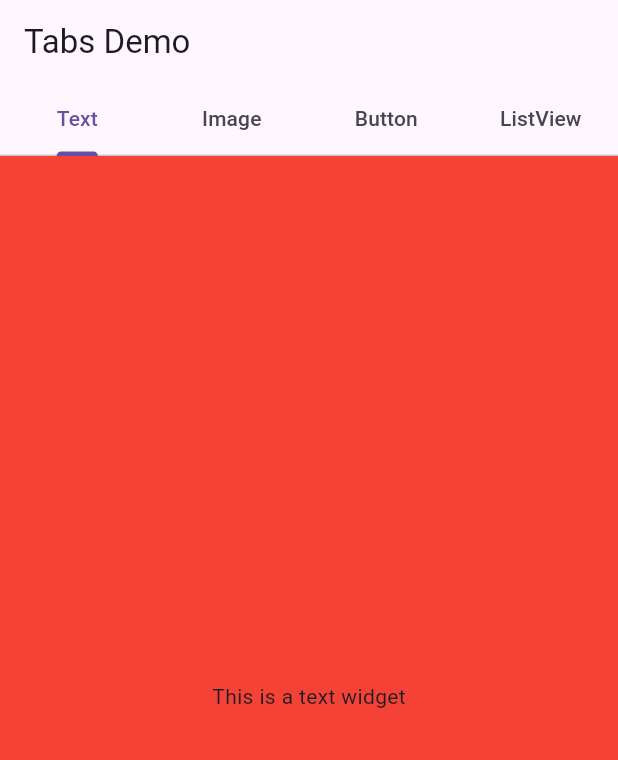
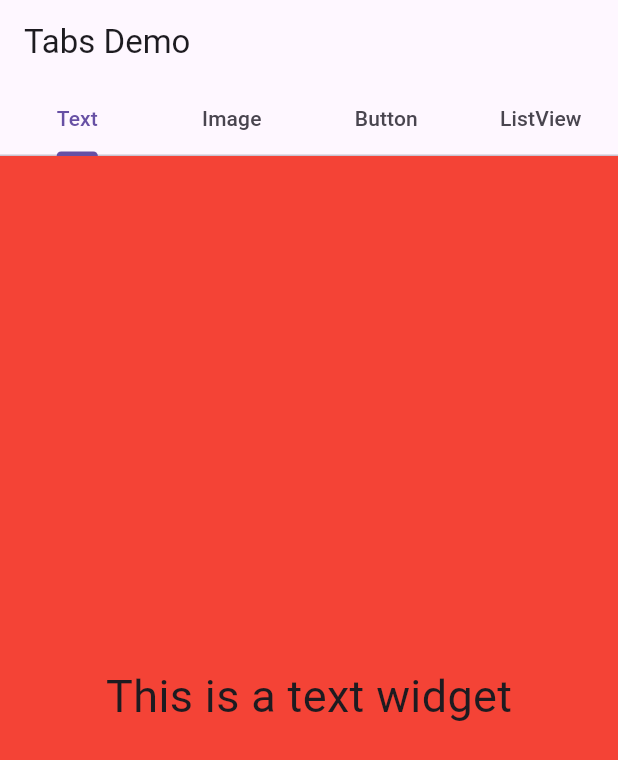
Before and after one commit to Ruhisawant/Basic-Tabs-App, a Flutter app: the screen it shows after launch, on a phone screen of 412 x 824 dp. Shown: the top 760 px of the screen. Run offline on Flutter 3.47's test engine with Material 3 defaults, Android fonts, the phone set to English and light mode, and no system bars.

Commit message:
Updated UI

```diff
--- a/lib/main.dart
+++ b/lib/main.dart
@@ -1,10 +1,12 @@
 import 'package:flutter/material.dart';
 
 void main() {
-  runApp(MyApp());
+  runApp(const TabsApp());
 }
 
-class MyApp extends StatelessWidget {
+class TabsApp extends StatelessWidget {
+  const TabsApp({super.key});
+
   @override
   Widget build(BuildContext context) {
     return MaterialApp(
@@ -81,7 +83,10 @@ class __TabsNonScrollableDemoState extends State<_TabsNonScrollableDemo>
           Container(
             color: Colors.red,
             child: const Center(
-              child: Text('This is a text widget'),
+              child: Text(
+                'This is a text widget',
+                style: TextStyle(fontSize: 30),
+              ),
             ),
           ),
 
@@ -90,10 +95,10 @@ class __TabsNonScrollableDemoState extends State<_TabsNonScrollableDemo>
             color: Colors.green,
             child: Center(
               child: Image.network(
-                'https://www.google.com/imgres?q=free%20flower%20transparent%20background&imgurl=https%3A%2F%2Fi.pinimg.com%2F736x%2Fb3%2Fc2%2Fb0%2Fb3c2b07591e831813e82006b756ac43f.jpg&imgrefurl=https%3A%2F%2Fwww.pinterest.com%2Fpin%2Fpink-flower-isolated-on-transparent-background-flower-pink-flowr-flowers-png-transparent-image-and-clipart-for-free-download--333266441193585135%2F&docid=mpI4N0U-G4_9FM&tbnid=yZgJhI9VJZ9r1M&vet=12ahUKEwjA85H3rtOLAxXFGtAFHYnVLvUQM3oFCIIBEAA..i&w=640&h=640&hcb=2&ved=2ahUKEwjA85H3rtOLAxXFGtAFHYnVLvUQM3oFCIIBEAA',
+                'https://example.com/',
                 width: 150,
                 height: 150,
-              ),
+              )
             ),
           ),
 
```
Also changed, not shown: 1 other file.
